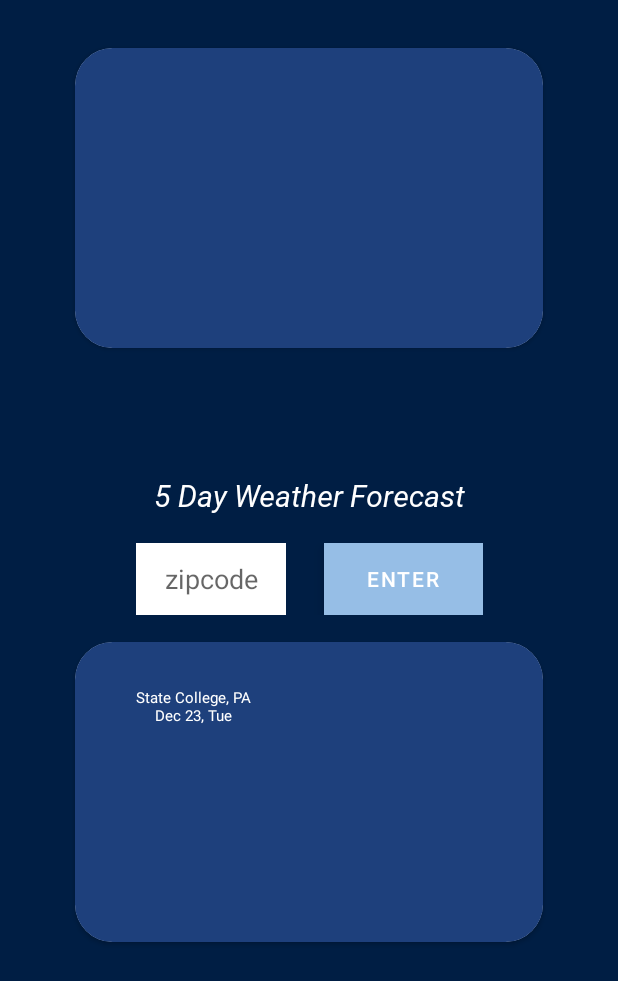
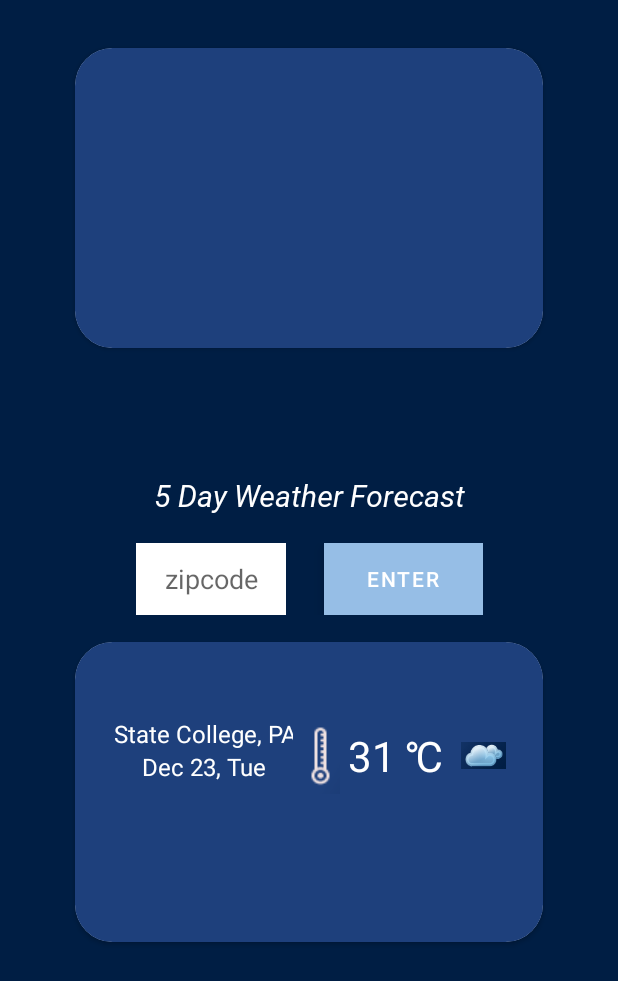
Before and after one commit to NittanyLions42/wellnessbuddy, an Android app: the layout activity_main.xml on its own in the app's theme, with its tools: preview values and no code run, on a phone screen of 412 x 824 dp. Shown: the top 981 px of the screen. Run offline under Robolectric (Android 15) with nearby library versions, the phone set to English and light mode, and no system bars.

Commit message:
added objects to weather card

```diff
--- a/app/src/main/res/layout/activity_main.xml
+++ b/app/src/main/res/layout/activity_main.xml
@@ -42,37 +42,27 @@
             android:background="@color/Beaver_Blue"
             android:visibility="visible">
 
-            <EditText
-                android:id="@+id/currentDate_editTextDate"
-                style="@style/Widget.Material3.TextInputEditText.OutlinedBox.Dense"
-                android:layout_width="93dp"
-                android:layout_height="12dp"
-                android:layout_marginStart="32dp"
-                android:ems="10"
-                android:inputType="date"
-                android:outlineProvider="none"
-                android:padding="0dp"
-                android:paddingStart="0dp"
-                android:paddingLeft="0dp"
-                android:paddingTop="0dp"
-                android:paddingEnd="0dp"
-                android:paddingRight="0dp"
-                android:paddingBottom="0dp"
-                android:text="Dec 23, Tue"
-                android:textAlignment="center"
-                android:textColor="@color/White_Out"
-                android:textIsSelectable="false"
-                android:textSize="10sp"
+            <LinearLayout
+                android:layout_width="wrap_content"
+                android:layout_height="wrap_content"
+                android:layout_marginStart="8dp"
+                android:layout_marginTop="50dp"
+                android:layout_marginEnd="8dp"
+                android:orientation="horizontal"
+                app:layout_constraintEnd_toEndOf="parent"
                 app:layout_constraintStart_toStartOf="parent"
-                app:layout_constraintTop_toBottomOf="@+id/location_name_editTextText" />
+                app:layout_constraintTop_toTopOf="parent">
+
+                <LinearLayout
+                    android:layout_width="wrap_content"
+                    android:layout_height="wrap_content"
+                    android:orientation="vertical">
 
                     <EditText
                         android:id="@+id/location_name_editTextText"
                         style="@style/Widget.Material3.TextInputEditText.OutlinedBox.Dense"
-                android:layout_width="93dp"
-                android:layout_height="12dp"
-                android:layout_marginStart="32dp"
-                android:layout_marginTop="32dp"
+                        android:layout_width="120dp"
+                        android:layout_height="wrap_content"
                         android:ems="10"
                         android:inputType="text"
                         android:outlineProvider="none"
@@ -88,11 +78,87 @@
                         android:textAlignment="center"
                         android:textColor="@color/White_Out"
                         android:textIsSelectable="false"
-                android:textSize="10sp"
+                        android:textSize="16sp"
                         android:visibility="visible"
-                app:layout_constraintStart_toStartOf="parent"
-                app:layout_constraintTop_toTopOf="parent"
                         tools:visibility="visible" />
+
+                    <EditText
+                        android:id="@+id/currentDate_editTextDate"
+                        style="@style/Widget.Material3.TextInputEditText.OutlinedBox.Dense"
+                        android:layout_width="120dp"
+                        android:layout_height="wrap_content"
+                        android:ems="10"
+                        android:inputType="date"
+                        android:outlineProvider="none"
+                        android:padding="0dp"
+                        android:paddingStart="0dp"
+                        android:paddingLeft="0dp"
+                        android:paddingTop="0dp"
+                        android:paddingEnd="0dp"
+                        android:paddingRight="0dp"
+                        android:paddingBottom="0dp"
+                        android:text="Dec 23, Tue"
+                        android:textAlignment="center"
+                        android:textColor="@color/White_Out"
+                        android:textIsSelectable="false"
+                        android:textSize="16sp" />
+                </LinearLayout>
+
+                <Space
+                    android:layout_width="5dp"
+                    android:layout_height="wrap_content"
+                    android:layout_weight="1" />
+
+                <ImageView
+                    android:id="@+id/thermometer_imageView"
+                    android:layout_width="wrap_content"
+                    android:layout_height="wrap_content"
+                    android:layout_weight="1"
+                    android:visibility="visible"
+                    app:srcCompat="@drawable/therm_icon"
+                    tools:srcCompat="@drawable/therm_icon"
+                    tools:visibility="visible" />
+
+                <Space
+                    android:layout_width="5dp"
+                    android:layout_height="wrap_content"
+                    android:layout_weight="1" />
+
+                <EditText
+                    android:id="@+id/temperature_editTextNumber"
+                    style="@style/Widget.Material3.AutoCompleteTextView.FilledBox"
+                    android:layout_width="70dp"
+                    android:layout_height="match_parent"
+                    android:layout_weight="1"
+                    android:ems="10"
+                    android:inputType="none"
+                    android:padding="0dp"
+                    android:paddingHorizontal="0dp"
+                    android:paddingVertical="0dp"
+                    android:paddingStart="0dp"
+                    android:paddingLeft="0dp"
+                    android:paddingTop="0dp"
+                    android:paddingEnd="0dp"
+                    android:paddingRight="0dp"
+                    android:paddingBottom="0dp"
+                    android:text="31 \u2103"
+                    android:textColor="@color/White_Out"
+                    android:textIsSelectable="false"
+                    android:textSize="28sp" />
+
+                <Space
+                    android:layout_width="5dp"
+                    android:layout_height="wrap_content"
+                    android:layout_weight="1" />
+
+                <ImageView
+                    android:id="@+id/weather_icon_imageView"
+                    android:layout_width="30dp"
+                    android:layout_height="match_parent"
+                    android:layout_weight="1"
+                    app:srcCompat="@drawable/weather_icon" />
+            </LinearLayout>
+
         </androidx.constraintlayout.widget.ConstraintLayout>
     </androidx.cardview.widget.CardView>
 
```
Also changed, not shown: app/src/main/res/drawable/therm_icon.png (added), app/src/main/res/drawable/weather_icon.png (added). Lines whose indentation alone changed are shown as unchanged.
